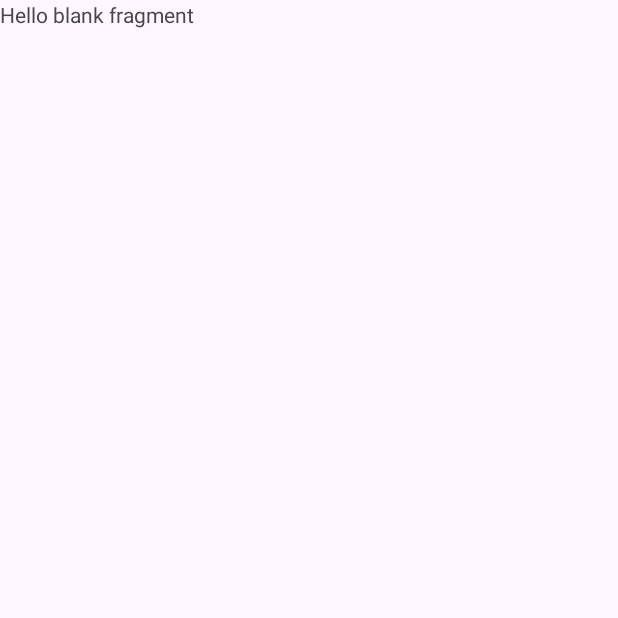
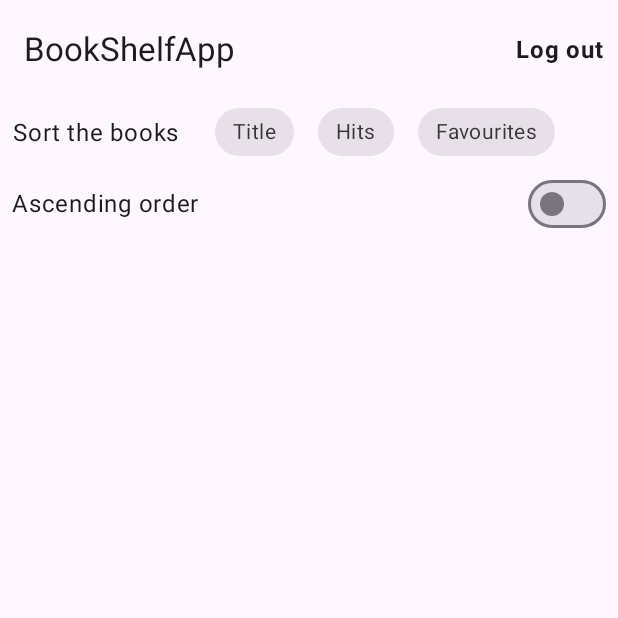
Before and after one commit to Stalin0305/BookShelfApp, an Android app: the HomeFragment screen opened through its navigation route, on a phone screen of 412 x 824 dp, the top half of it. Before the commit the part shown is almost empty. Run offline under Robolectric (Android 15) with nearby library versions, the phone set to English and light mode, and no system bars; our stand-ins replace Dagger/Hilt's generated code, Firebase (no records; nobody signed in at launch, a user with empty details on screens opened directly); 1 statement that could not run was skipped.

Commit message:
handled navigation and created basic layout for Home screen for bookShelf

```diff
--- a/app/src/main/java/com/example/bookshelfapp/presentation/auth/LoginFragment.kt
+++ b/app/src/main/java/com/example/bookshelfapp/presentation/auth/LoginFragment.kt
@@ -75,6 +75,7 @@ class LoginFragment : Fragment() {
 
                     is AuthState.Success -> {
                         hideProgressBar()
+                        findNavController().navigate(R.id.action_loginFragment_to_homeFragment)
                         Log.d("Login", "Success")
                     }
 
--- a/app/src/main/java/com/example/bookshelfapp/presentation/auth/RegistrationFragment.kt
+++ b/app/src/main/java/com/example/bookshelfapp/presentation/auth/RegistrationFragment.kt
@@ -131,6 +131,7 @@ class RegistrationFragment : Fragment() {
                     }
                     is AuthState.Success -> {
                         hideProgressBar()
+                        findNavController().navigate(R.id.action_registrationFragment_to_homeFragment   )
                     }
                     null -> {
                         hideProgressBar()
--- a/app/src/main/java/com/example/bookshelfapp/presentation/bookshelf/HomeFragment.kt
+++ b/app/src/main/java/com/example/bookshelfapp/presentation/bookshelf/HomeFragment.kt
@@ -5,9 +5,22 @@ import android.view.LayoutInflater
 import android.view.View
 import android.view.ViewGroup
 import androidx.fragment.app.Fragment
+import androidx.fragment.app.viewModels
+import androidx.navigation.fragment.findNavController
 import com.example.bookshelfapp.R
+import com.example.bookshelfapp.databinding.FragmentHomeBinding
+import com.example.bookshelfapp.presentation.auth.AuthViewModel
+import dagger.hilt.android.AndroidEntryPoint
 
+@AndroidEntryPoint
 class HomeFragment : Fragment() {
+
+    private var _binding: FragmentHomeBinding? = null
+
+    private val binding: FragmentHomeBinding
+        get() = _binding!!
+
+    private val authViewModel by viewModels<AuthViewModel>()
 
     override fun onCreate(savedInstanceState: Bundle?) {
         super.onCreate(savedInstanceState)
@@ -16,9 +29,22 @@ class HomeFragment : Fragment() {
     override fun onCreateView(
         inflater: LayoutInflater, container: ViewGroup?,
         savedInstanceState: Bundle?
-    ): View? {
-        // Inflate the layout for this fragment
-        return inflater.inflate(R.layout.fragment_home, container, false)
+    ): View {
+        _binding = FragmentHomeBinding.inflate(inflater, container, false)
+        return binding.root
+    }
+
+    override fun onViewCreated(view: View, savedInstanceState: Bundle?) {
+        super.onViewCreated(view, savedInstanceState)
+        binding.toolbar.logOutButton.setOnClickListener {
+            authViewModel.logOut()
+            findNavController().navigate(R.id.action_homeFragment_to_loginFragment)
+        }
+
+        setObservers()
+    }
+
+    private fun setObservers() {
     }
 
 }
--- a/app/src/main/res/layout/fragment_home.xml
+++ b/app/src/main/res/layout/fragment_home.xml
@@ -1,14 +1,106 @@
 <?xml version="1.0" encoding="utf-8"?>
-<FrameLayout xmlns:android="http://schemas.android.com/apk/res/android"
+<androidx.constraintlayout.widget.ConstraintLayout xmlns:android="http://schemas.android.com/apk/res/android"
     xmlns:tools="http://schemas.android.com/tools"
     android:layout_width="match_parent"
     android:layout_height="match_parent"
+    xmlns:app="http://schemas.android.com/apk/res-auto"
     tools:context=".presentation.bookshelf.HomeFragment">
 
-    <!-- TODO: Update blank fragment layout -->
-    <TextView
+    <include
+        android:id="@+id/toolbar"
+        layout="@layout/layout_toolbar"
+        app:layout_constraintTop_toTopOf="parent"
+        app:layout_constraintStart_toStartOf="parent"/>
+
+    <androidx.appcompat.widget.LinearLayoutCompat
+        android:id="@+id/llChipLayout"
         android:layout_width="match_parent"
-        android:layout_height="match_parent"
-        android:text="@string/hello_blank_fragment" />
+        android:layout_height="wrap_content"
+        android:orientation="horizontal"
+        app:layout_constraintTop_toBottomOf="@id/toolbar"
+        app:layout_constraintStart_toStartOf="parent">
 
-</FrameLayout>
+        <com.google.android.material.textview.MaterialTextView
+            android:id="@+id/labelChipGroup"
+            android:layout_width="wrap_content"
+            android:layout_height="wrap_content"
+            android:text="Sort the books"
+            android:layout_marginEnd="@dimen/sixteen_dp"
+            android:layout_weight="1"
+            android:gravity="center"
+            android:layout_gravity="center_vertical"
+            style="@style/TextAppearance.Material3.BodyLarge"
+            app:layout_constraintStart_toStartOf="parent"
+            app:layout_constraintTop_toTopOf="parent"/>
+
+
+        <com.google.android.material.chip.ChipGroup
+            android:id="@+id/sortChipGroup"
+            android:layout_width="wrap_content"
+            android:layout_height="wrap_content"
+            app:layout_constraintTop_toTopOf="parent"
+            android:layout_weight="2"
+            app:layout_constraintStart_toEndOf="@id/labelChipGroup"
+            app:singleSelection="true">
+
+            <com.google.android.material.chip.Chip
+                android:id="@+id/chip1"
+                style="@style/Widget.MaterialComponents.Chip.Choice"
+                android:layout_width="wrap_content"
+                android:layout_height="wrap_content"
+                android:layout_marginEnd="@dimen/eight_dp"
+                android:text="@string/title_chip" />
+
+            <com.google.android.material.chip.Chip
+                android:id="@+id/chip2"
+                style="@style/Widget.MaterialComponents.Chip.Choice"
+                android:layout_width="wrap_content"
+                android:layout_height="wrap_content"
+                android:layout_marginEnd="@dimen/eight_dp"
+                android:text="@string/hits_chip" />
+
+            <com.google.android.material.chip.Chip
+                android:id="@+id/chip3"
+                style="@style/Widget.MaterialComponents.Chip.Choice"
+                android:layout_width="wrap_content"
+                android:layout_height="wrap_content"
+                android:layout_marginEnd="@dimen/eight_dp"
+                android:text="@string/favs_chip" />
+
+        </com.google.android.material.chip.ChipGroup>
+
+    </androidx.appcompat.widget.LinearLayoutCompat>
+
+    <androidx.appcompat.widget.LinearLayoutCompat
+        android:id="@+id/llAscendingOrderLayout"
+        android:layout_width="match_parent"
+        android:layout_height="wrap_content"
+        android:orientation="horizontal"
+        android:layout_marginHorizontal="@dimen/eight_dp"
+        app:layout_constraintTop_toBottomOf="@id/llChipLayout"
+        app:layout_constraintStart_toStartOf="parent">
+
+        <com.google.android.material.textview.MaterialTextView
+            android:layout_width="wrap_content"
+            android:layout_height="wrap_content"
+            android:text="@string/ascending_order"
+            android:layout_weight="1"
+            style="@style/TextAppearance.Material3.BodyLarge"/>
+
+        <com.google.android.material.materialswitch.MaterialSwitch
+            android:id="@+id/switchAscendingOrder"
+            android:layout_width="wrap_content"
+            android:layout_height="wrap_content"/>
+    </androidx.appcompat.widget.LinearLayoutCompat>
+
+    <androidx.recyclerview.widget.RecyclerView
+        android:layout_width="match_parent"
+        android:layout_height="0dp"
+        app:layout_constraintTop_toBottomOf="@id/llAscendingOrderLayout"
+        app:layout_constraintBottom_toBottomOf="parent"/>
+
+
+
+
+
+</androidx.constraintlayout.widget.ConstraintLayout>
--- /dev/null
+++ b/app/src/main/res/layout/layout_toolbar.xml
@@ -0,0 +1,41 @@
+<com.google.android.material.appbar.AppBarLayout android:id="@+id/appBarLayout"
+    android:layout_width="match_parent"
+    android:layout_height="wrap_content"
+    app:layout_constraintEnd_toEndOf="parent"
+    app:layout_constraintStart_toStartOf="parent"
+    app:layout_constraintTop_toTopOf="parent"
+    xmlns:android="http://schemas.android.com/apk/res/android"
+    xmlns:app="http://schemas.android.com/apk/res-auto">
+
+    <androidx.constraintlayout.widget.ConstraintLayout
+        android:layout_width="match_parent"
+        android:layout_height="match_parent">
+
+        <!-- ToolBar widget -->
+        <androidx.appcompat.widget.Toolbar
+            android:id="@+id/toolbar"
+            android:layout_width="match_parent"
+            android:layout_height="wrap_content"
+            android:minHeight="?attr/actionBarSize"
+            style="@style/Widget.MaterialComponents.ActionBar.Primary"
+            app:layout_constraintEnd_toEndOf="parent"
+            app:layout_constraintStart_toStartOf="parent"
+            app:layout_constraintTop_toTopOf="parent"
+            app:title="@string/app_name"/>
+
+        <!-- Right most TextView -->
+        <TextView
+            android:id="@+id/logOutButton"
+            android:layout_width="wrap_content"
+            android:layout_height="wrap_content"
+            android:layout_marginEnd="10dp"
+            android:text="@string/log_out"
+            style="@style/TextAppearance.Material3.BodyLarge"
+            android:textStyle="bold"
+            app:layout_constraintBottom_toBottomOf="parent"
+            app:layout_constraintEnd_toEndOf="@+id/toolbar"
+            app:layout_constraintTop_toTopOf="parent" />
+
+    </androidx.constraintlayout.widget.ConstraintLayout>
+
+</com.google.android.material.appbar.AppBarLayout>
--- a/app/src/main/res/navigation/nav_graph.xml
+++ b/app/src/main/res/navigation/nav_graph.xml
@@ -3,7 +3,7 @@
     xmlns:app="http://schemas.android.com/apk/res-auto"
     xmlns:tools="http://schemas.android.com/tools"
     android:id="@+id/nav_graph"
-    app:startDestination="@id/registrationFragment">
+    app:startDestination="@id/loginFragment">
 
     <fragment
         android:id="@+id/loginFragment"
@@ -12,7 +12,9 @@
         tools:layout="@layout/fragment_login" >
         <action
             android:id="@+id/action_loginFragment_to_homeFragment"
-            app:destination="@id/homeFragment" />
+            app:destination="@id/homeFragment"
+            app:popUpTo="@id/loginFragment"
+            app:popUpToInclusive="true"/>
         <action
             android:id="@+id/action_loginFragment_to_registrationFragment"
             app:destination="@id/registrationFragment" />
@@ -27,7 +29,9 @@
             app:destination="@id/loginFragment" />
         <action
             android:id="@+id/action_registrationFragment_to_homeFragment"
-            app:destination="@id/homeFragment" />
+            app:destination="@id/homeFragment"
+            app:popUpTo="@id/registrationFragment"
+            app:popUpToInclusive="true"/>
     </fragment>
     <fragment
         android:id="@+id/homeFragment"
@@ -37,6 +41,9 @@
         <action
             android:id="@+id/action_homeFragment_to_bookDetailFragment"
             app:destination="@id/bookDetailFragment" />
+        <action
+            android:id="@+id/action_homeFragment_to_loginFragment"
+            app:destination="@id/loginFragment" />
     </fragment>
     <fragment
         android:id="@+id/bookDetailFragment"
--- a/app/src/main/res/values/strings.xml
+++ b/app/src/main/res/values/strings.xml
@@ -19,4 +19,14 @@
     <string name="already_registered">Already registered?</string>
     <string name="login">Login</string>
     <string name="not_registered">Not registered?</string>
+
+    //Chips
+    <string name="title_chip">Title</string>
+    <string name="hits_chip">Hits</string>
+    <string name="favs_chip">Favourites</string>
+    <string name="ascending_order">Ascending order</string>
+    <string name="log_out">Log out</string>
+    <string name="bookshelf">BookShelf</string>
+
+
 </resources>
```
